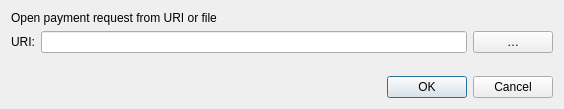
Before: the Qt Designer form src/qt/forms/openuridialog.ui in minblock/ogkushcoin, drawn with Qt 5.
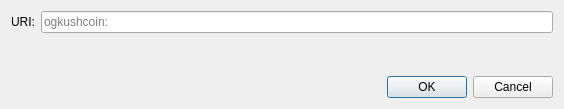
After: the same form once the commit is applied. Custom widgets are drawn as their Qt base class.

```diff
--- a/src/qt/forms/openuridialog.ui
+++ b/src/qt/forms/openuridialog.ui
@@ -14,13 +14,6 @@
    <string>Open URI</string>
   </property>
   <layout class="QVBoxLayout" name="verticalLayout">
-   <item>
-    <widget class="QLabel" name="label_2">
-     <property name="text">
-      <string>Open payment request from URI or file</string>
-     </property>
-    </widget>
-   </item>
    <item>
     <layout class="QHBoxLayout" name="horizontalLayout">
      <item>
@@ -31,18 +24,9 @@
       </widget>
      </item>
      <item>
-      <widget class="QValidatedLineEdit" name="uriEdit"/>
-     </item>
-     <item>
-      <widget class="QPushButton" name="selectFileButton">
-       <property name="toolTip">
-        <string>Select payment request file</string>
-       </property>
-       <property name="text">
-        <string notr="true">…</string>
-       </property>
-       <property name="autoDefault">
-        <bool>false</bool>
+      <widget class="QValidatedLineEdit" name="uriEdit">
+       <property name="placeholderText">
+        <string notr="true">ogkushcoin:</string>
        </property>
       </widget>
      </item>
```
Left out of the diff: 2 changed lines with no effect on the pictures.
